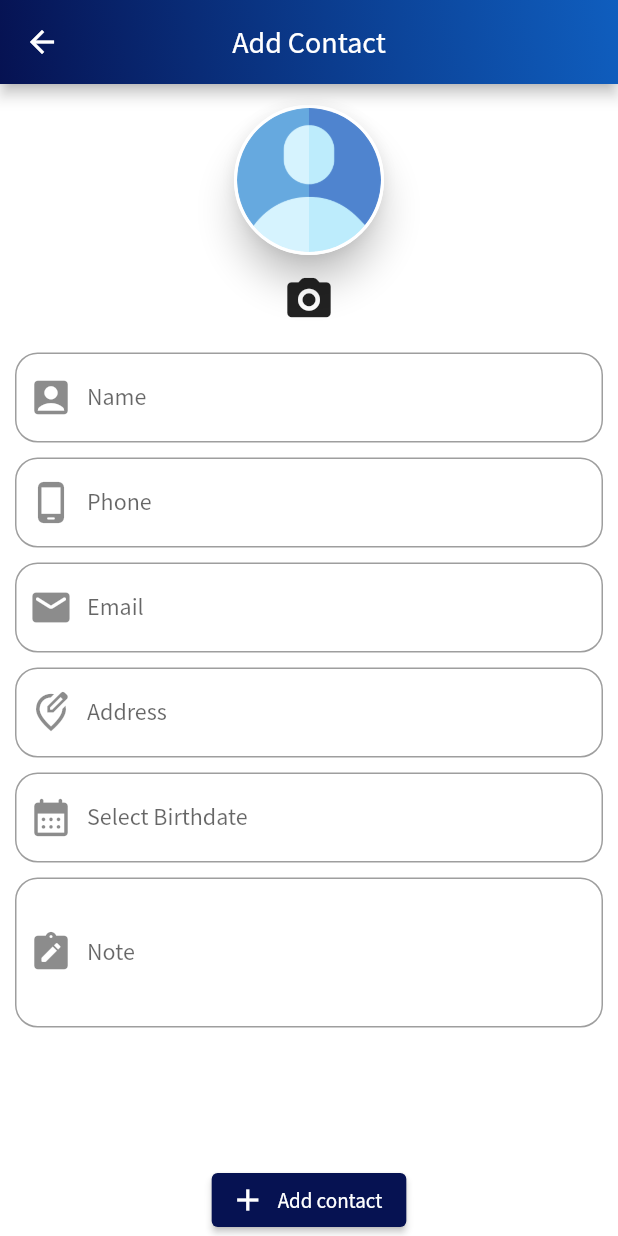
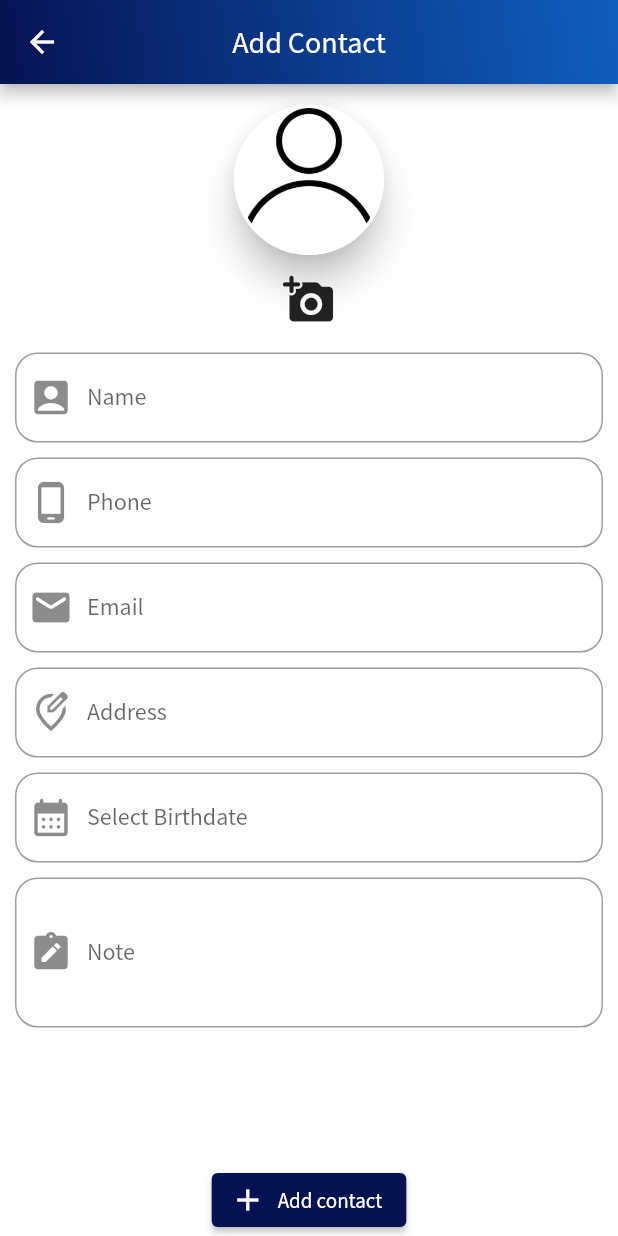
Before and after one commit to islam-ahsanul/Quick-Contacts, a Flutter app: the AddContactScreen screen opened by its route, on a phone screen of 412 x 824 dp. Run offline on Flutter 3.47's test engine with Material 2 defaults, Android fonts, the phone set to English and light mode, and no system bars; our stand-ins replace flutter_sticky_header, image_picker, sqflite; missing offline and left inert: flutter_scrolling_fab_animated; accounts and stored records are empty.

Commit message:
added net icon and alignment

```diff
--- a/lib/widgets/card_list_item.dart
+++ b/lib/widgets/card_list_item.dart
@@ -45,6 +45,8 @@ class CardListItem extends StatelessWidget {
                     height: 250,
                     width: double.infinity,
                     fit: BoxFit.cover,
+                    alignment: Alignment(0.0, -0.2),
+                    // alignment: Alignment.center,
                   ),
                 ),
                 Positioned(
--- a/lib/widgets/imgae_input.dart
+++ b/lib/widgets/imgae_input.dart
@@ -97,7 +97,7 @@ class _ImgaeInputState extends State<ImgaeInput> {
         IconButton(
           iconSize: 35,
           onPressed: _takePicture,
-          icon: Icon(Icons.camera_alt_rounded),
+          icon: Icon(Icons.add_a_photo_rounded),
         ),
       ],
     );
```
Also changed, not shown: assets/images/cont_icon.png.
